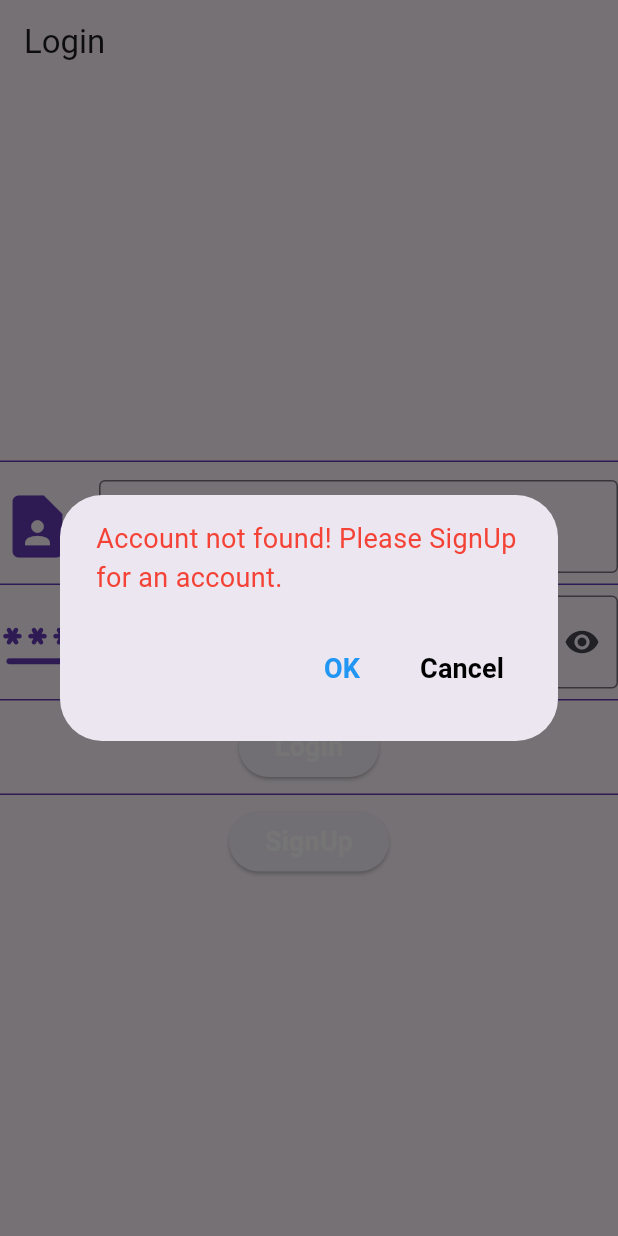
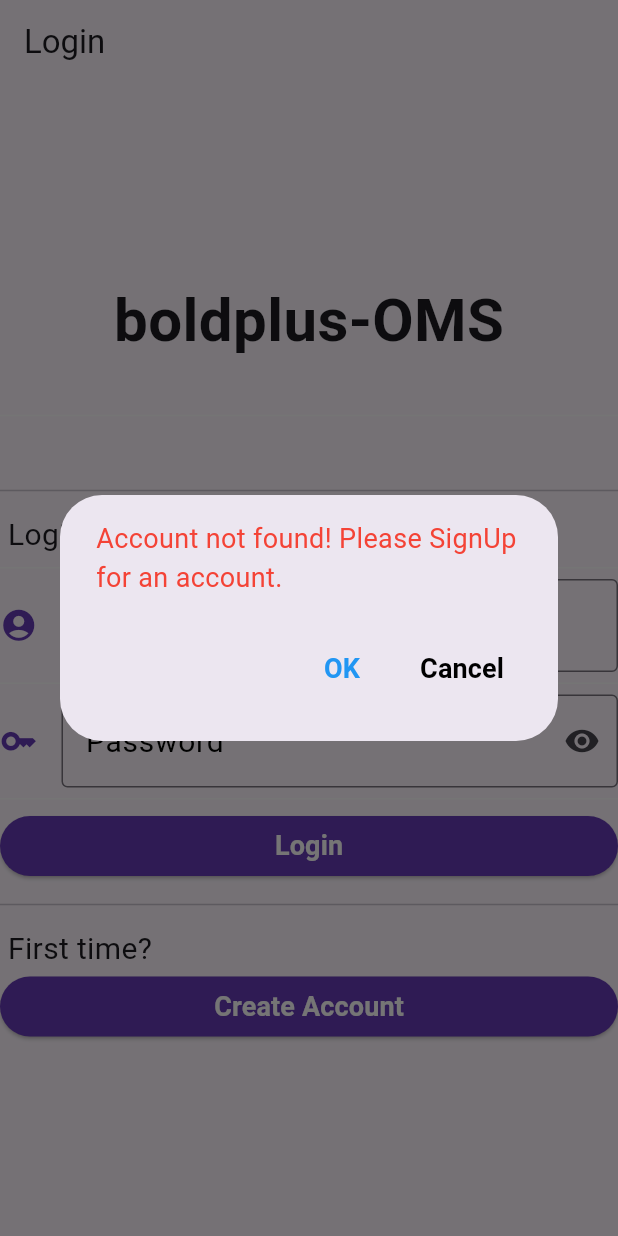
Before and after one commit to aysent911/order_management_system, a Flutter app: the screen it shows after launch, after a tap on "Login", on a phone screen of 412 x 824 dp. Run offline on Flutter 3.47's test engine with Material 3 defaults, Android fonts, the phone set to English and light mode, and no system bars; our stand-ins replace drift, drift_flutter; missing offline and left inert: crypt, mysql_client; accounts and stored records are empty; generated files the repository leaves out were written again.

Commit message:
edited login page

```diff
--- a/lib/layout/login.dart
+++ b/lib/layout/login.dart
@@ -25,12 +25,12 @@ class LoginPage extends StatefulWidget {
   State<LoginPage> createState() => _LoginPageState();
 }
 class _LoginPageState extends State<LoginPage> {
-  TextEditingController userNameController = TextEditingController();
-  TextEditingController emailController = TextEditingController();
-  TextEditingController passwordController = TextEditingController();
-  TextEditingController confirmPasswordController = TextEditingController();
-  bool passwordObscure=true;
-  bool loginSuccessful =false;
+  TextEditingController _userNameController = TextEditingController();
+  TextEditingController _emailController = TextEditingController();
+  TextEditingController _passwordController = TextEditingController();
+  TextEditingController _confirmPasswordController = TextEditingController();
+  bool _passwordObscure=true;
+  bool _loginSuccessful =false;
   GlobalKey<FormState> loginFormKey = GlobalKey<FormState>();
 
   Future<int> login() async {
@@ -120,21 +120,45 @@ class _LoginPageState extends State<LoginPage> {
             // axis because Columns are vertical (the cross axis would be
             // horizontal).
             children: <Widget>[
+              Center(
+                child: const Text(
+                  'boldplus-OMS',
+                  style: TextStyle(
+                    fontSize: 40,
+                    fontWeight: FontWeight.bold,
+                  ),
+                ),
+              ),
               const Divider(
-                color : Colors.deepPurple,
-                height: 25
+                height: 70,
+                color: Colors.white,
+              ),
+              const Divider(
+                height: 30,
+              ),
+              const Text(
+                ' Login to continue',
+                style: TextStyle(
+                    fontSize: 20,
+                    fontWeight: FontWeight.normal,
+                    fontStyle: FontStyle.normal,
+                  )
+                ),
+              const Divider(
+                height: 15,
+                color: Colors.white
               ),
               TextFormField(
-                controller: userNameController,
+                controller: _userNameController,
                 style: const TextStyle(fontSize: 20,color: Colors.black),
                 decoration: const InputDecoration(
-                  labelText: ('User Name'),
+                  labelText: 'User Email',
                   labelStyle: TextStyle(fontSize:20, color: Colors.black),
-                  hintText:  ('Enter preferred name'),
+                  hintText:  'user@email.com',
                   icon: Icon(
-                    Icons.contact_page,
+                    Icons.account_circle_sharp,
                     color: Colors.deepPurple,
-                    size: 50
+                    size: 25
                   ),
                   border: OutlineInputBorder(borderSide: BorderSide(color: Colors.deepPurple)),
                 ),
@@ -147,30 +171,30 @@ class _LoginPageState extends State<LoginPage> {
                 //validator: (String val){}
               ),
               const Divider(
-                color: Colors.deepPurple,
-                height: 15
+                height: 15,
+                color: Colors.white,
               ),
               TextFormField(
-                controller: passwordController,
-                obscureText: passwordObscure,
+                controller: _passwordController,
+                obscureText: _passwordObscure,
                 style: const TextStyle(fontSize: 20,color: Colors.black),
                 decoration: InputDecoration(
-                  labelText: ('Password'),
+                  labelText: 'Password',
                   labelStyle: const TextStyle(fontSize:20, color: Colors.black),
-                  hintText:  ('*****'),
+                  hintText:  '**********',
                   icon: const Icon(
-                    Icons.password_rounded,
+                    Icons.key,
                     color: Colors.deepPurple,
-                    size: 50
+                    size: 25
                   ),
                   suffixIcon: IconButton(
                     icon: const Icon(Icons.remove_red_eye),
                     onPressed: (){
                       setState(() {
-                        if(passwordObscure==false){
-                          passwordObscure=true;
+                        if(_passwordObscure==false){
+                          _passwordObscure=true;
                         }else{
-                          passwordObscure=false;
+                          _passwordObscure=false;
                         }
                       });
                     }
@@ -186,22 +210,23 @@ class _LoginPageState extends State<LoginPage> {
                 //validator: (String val){}
               ),
               const Divider(
-                color: Colors.deepPurple,
-                height: 15.0,
+                height: 15,
+                color: Colors.white,
               ),
-              Center(
+            //Center(
               //horizontally center
-                child: ElevatedButton(
+              //child:
+              ElevatedButton(
                 onPressed: () async{
                   int error=await login();//use await to get a Future<>
                   setState((){
                     if(error==-1){
     dialog.errorMessage('Failed!Check internet connection and try again.',
     context);
-                      }else if(loginSuccessful){
+                    }else if(_loginSuccessful){
                       loadStockList();
-                        userNameController.clear();
-                        passwordController.clear();
+                      _userNameController.clear();
+                      _passwordController.clear();
                       Navigator.pushNamed(context,"/stock");
                     }else{
     dialog.errorMessage('Account not found! Please SignUp for an account.',
@@ -209,6 +234,13 @@ class _LoginPageState extends State<LoginPage> {
                     }
                   });
                 },
+                style: const ButtonStyle(
+                  backgroundColor: WidgetStateProperty<Color>.fromMap(<WidgetStatesConstraint, Color>{
+                    WidgetState.focused: Colors.blueAccent,
+                    WidgetState.pressed: Colors.white,
+                    WidgetState.any: Colors.deepPurple,
+                  }),
+                ),
                 child: const Text(
                   'Login',
                   style: TextStyle(
@@ -219,20 +251,35 @@ class _LoginPageState extends State<LoginPage> {
                   )
                 ),
               ),
+            //),
+              const Divider(
+                height: 30,
               ),
-              const Divider(
-                color: Colors.deepPurple,
-                height: 15.0,
+              const Text(
+                ' First time?',
+                style: TextStyle(
+                    fontSize: 20,
+                    fontWeight: FontWeight.normal,
+                    fontStyle: FontStyle.normal,
+                  )
                 ),
-              Center(
-                child: ElevatedButton(
+            //Center(
+              //child:
+              ElevatedButton(
                 onPressed: (){
                   setState((){
                     Navigator.pushNamed(context,"/sign_up");
                   });
                 },
+                style: const ButtonStyle(
+                  backgroundColor: WidgetStateProperty<Color>.fromMap(<WidgetStatesConstraint, Color>{
+                    WidgetState.focused: Colors.blueAccent,
+                    WidgetState.pressed: Colors.white,
+                    WidgetState.any: Colors.deepPurple,
+                  }),
+                ),
                 child: const Text(
-                    'SignUp',
+                  'Create Account',
                   style: TextStyle(
                     fontSize: 18,
                     fontWeight: FontWeight.bold,
@@ -241,7 +288,7 @@ class _LoginPageState extends State<LoginPage> {
                   )
                 ),
               ),
-              ),
+            //),
             ],
           ),
         ),
```
Also changed, not shown: 1 other file. Lines whose indentation alone changed are shown as unchanged.
